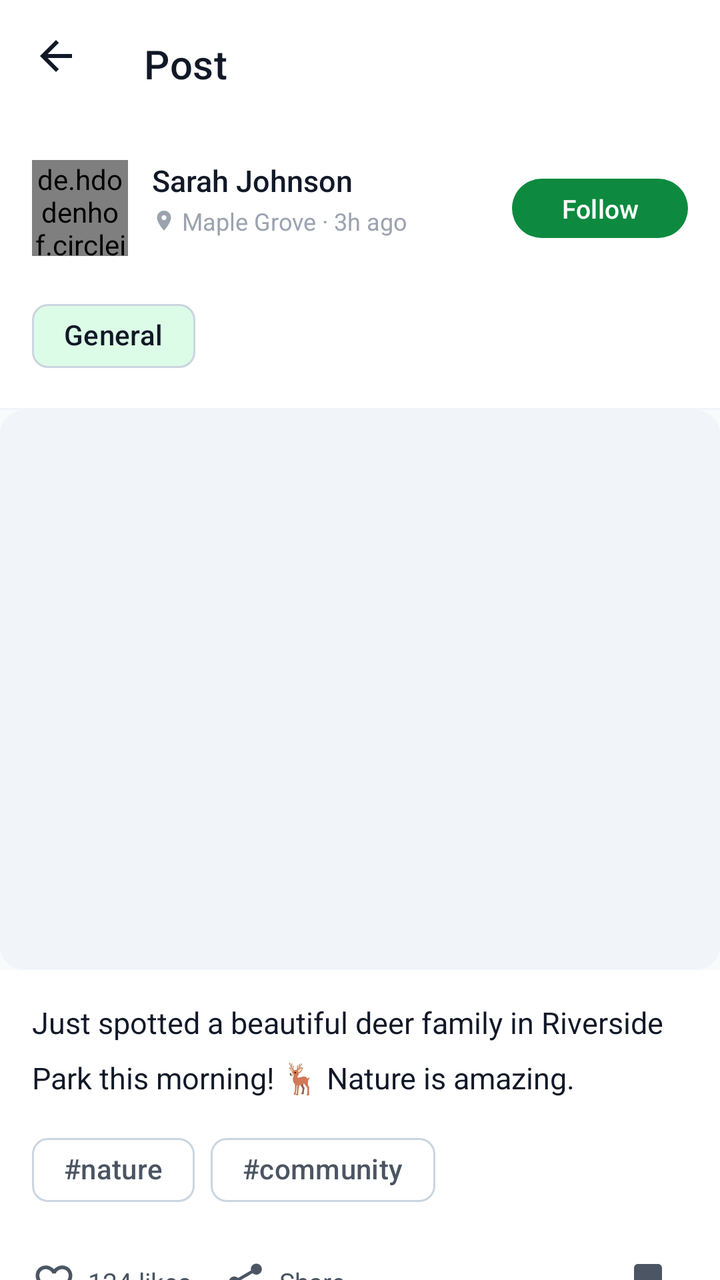
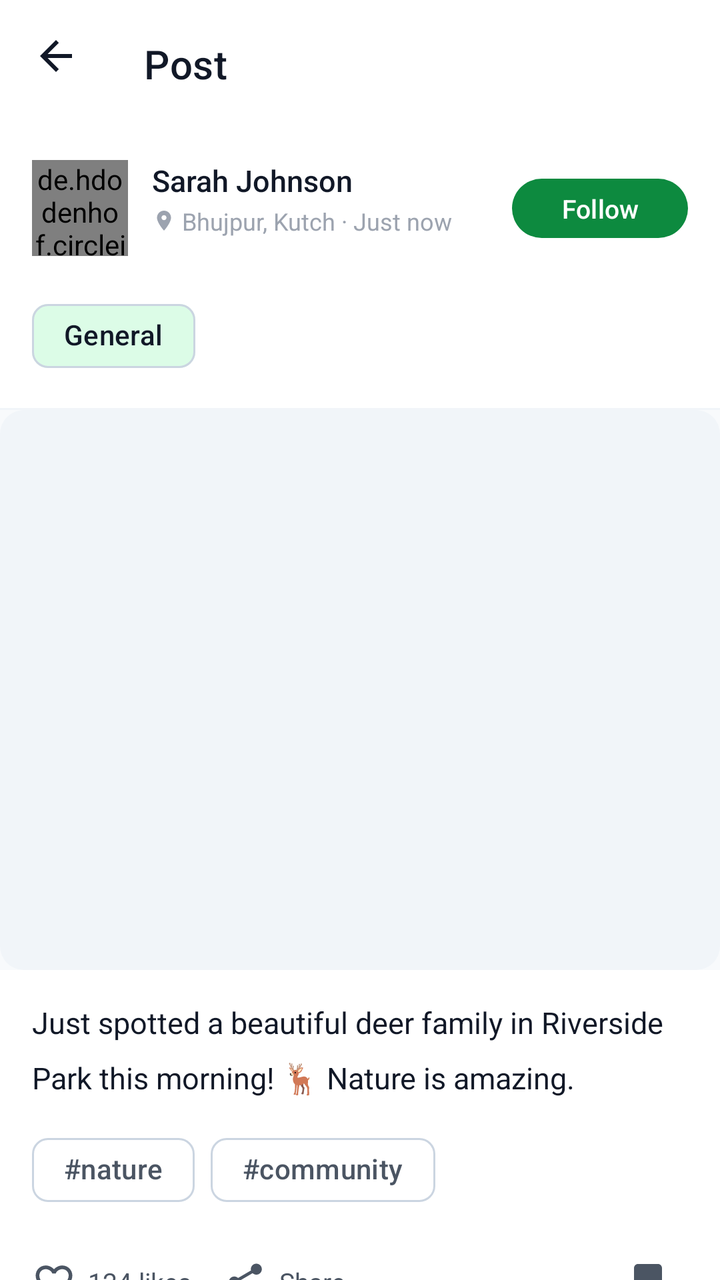

The first picture is an Android layout as it rendered before a commit; the second is the same layout after the commit. The layout source and the unified diff follow.
<!-- AndroidManifest.xml: application theme Theme.AroundUS -->
<!-- res/layout/fragment_post_detail.xml -->
<?xml version="1.0" encoding="utf-8"?>
<androidx.core.widget.NestedScrollView xmlns:android="http://schemas.android.com/apk/res/android"
    xmlns:app="http://schemas.android.com/apk/res-auto"
    android:layout_width="match_parent"
    android:layout_height="match_parent"
    android:background="@color/background">

    <LinearLayout
        android:layout_width="match_parent"
        android:layout_height="wrap_content"
        android:orientation="vertical">

        
        <com.google.android.material.appbar.MaterialToolbar
            android:id="@+id/toolbar"
            style="@style/Widget.AroundUS.Toolbar"
            android:layout_width="match_parent"
            android:layout_height="?attr/actionBarSize"
            android:background="@color/surface"
            android:elevation="0dp"
            app:navigationIcon="@drawable/ic_arrow_back"
            app:navigationIconTint="@color/text_primary"
            app:title="Post" />

        
        <androidx.constraintlayout.widget.ConstraintLayout
            android:layout_width="match_parent"
            android:layout_height="wrap_content"
            android:background="@color/surface"
            android:padding="16dp">

            <de.hdodenhof.circleimageview.CircleImageView
                android:id="@+id/ivAvatar"
                android:layout_width="48dp"
                android:layout_height="48dp"
                android:src="@drawable/shape_avatar_placeholder"
                app:civ_border_color="@color/primary_container"
                app:civ_border_width="2dp"
                app:layout_constraintStart_toStartOf="parent"
                app:layout_constraintTop_toTopOf="parent" />

            <TextView
                android:id="@+id/tvUserName"
                android:layout_width="0dp"
                android:layout_height="wrap_content"
                android:layout_marginStart="12dp"
                android:fontFamily="sans-serif-medium"
                android:text="Sarah Johnson"
                android:textColor="@color/text_primary"
                android:textSize="15sp"
                app:layout_constraintEnd_toStartOf="@id/btnFollow"
                app:layout_constraintStart_toEndOf="@id/ivAvatar"
                app:layout_constraintTop_toTopOf="parent" />

            <LinearLayout
                android:layout_width="0dp"
                android:layout_height="wrap_content"
                android:layout_marginStart="12dp"
                android:layout_marginTop="2dp"
                android:gravity="center_vertical"
                android:orientation="horizontal"
                app:layout_constraintEnd_toStartOf="@id/btnFollow"
                app:layout_constraintStart_toEndOf="@id/ivAvatar"
                app:layout_constraintTop_toBottomOf="@id/tvUserName">

                <ImageView
                    android:layout_width="12dp"
                    android:layout_height="12dp"
                    android:src="@drawable/ic_location"
                    android:tint="@color/text_tertiary" />

                <TextView
                    android:layout_width="wrap_content"
                    android:layout_height="wrap_content"
                    android:layout_marginStart="3dp"
                    android:text="Maple Grove · 3h ago"
                    android:textColor="@color/text_tertiary"
                    android:textSize="12sp" />

            </LinearLayout>

            <com.google.android.material.button.MaterialButton
                android:id="@+id/btnFollow"
                style="@style/Widget.AroundUS.Button.Small"
                android:layout_width="wrap_content"
                android:layout_height="wrap_content"
                android:text="Follow"
                app:layout_constraintBottom_toBottomOf="parent"
                app:layout_constraintEnd_toEndOf="parent"
                app:layout_constraintTop_toTopOf="parent" />

        </androidx.constraintlayout.widget.ConstraintLayout>

        
        <LinearLayout
            android:layout_width="match_parent"
            android:layout_height="wrap_content"
            android:background="@color/surface"
            android:paddingStart="16dp"
            android:paddingBottom="12dp">

            <com.google.android.material.chip.Chip
                android:id="@+id/chipCategory"
                style="@style/Widget.Material3.Chip.Assist"
                android:layout_width="wrap_content"
                android:layout_height="wrap_content"
                android:text="General"
                app:chipBackgroundColor="@color/primary_container" />

        </LinearLayout>

        <View
            android:layout_width="match_parent"
            android:layout_height="1dp"
            android:background="@color/divider" />

        
        <ImageView
            android:id="@+id/ivPostImage"
            android:layout_width="match_parent"
            android:layout_height="280dp"
            android:background="@drawable/bg_image_placeholder"
            android:contentDescription="Post image"
            android:scaleType="centerCrop" />

        
        <LinearLayout
            android:layout_width="match_parent"
            android:layout_height="wrap_content"
            android:background="@color/surface"
            android:orientation="vertical"
            android:padding="16dp">

            <TextView
                android:id="@+id/tvPostText"
                android:layout_width="match_parent"
                android:layout_height="wrap_content"
                android:fontFamily="sans-serif"
                android:lineSpacingMultiplier="1.5"
                android:text="@string/dummy_post_1"
                android:textColor="@color/text_primary"
                android:textSize="15sp" />

            
            <com.google.android.material.chip.ChipGroup
                android:id="@+id/chipGroupTags"
                android:layout_width="match_parent"
                android:layout_height="wrap_content"
                android:layout_marginTop="12dp">

                <com.google.android.material.chip.Chip
                    style="@style/Widget.Material3.Chip.Suggestion"
                    android:layout_width="wrap_content"
                    android:layout_height="wrap_content"
                    android:text="#nature" />

                <com.google.android.material.chip.Chip
                    style="@style/Widget.Material3.Chip.Suggestion"
                    android:layout_width="wrap_content"
                    android:layout_height="wrap_content"
                    android:text="#community" />

            </com.google.android.material.chip.ChipGroup>

            
            <LinearLayout
                android:layout_width="match_parent"
                android:layout_height="wrap_content"
                android:layout_marginTop="12dp"
                android:gravity="center_vertical"
                android:orientation="horizontal">

                <LinearLayout
                    android:id="@+id/btnLike"
                    android:layout_width="wrap_content"
                    android:layout_height="40dp"
                    android:gravity="center"
                    android:orientation="horizontal"
                    android:paddingEnd="16dp">

                    <ImageView
                        android:id="@+id/ivLikeIcon"
                        android:layout_width="22dp"
                        android:layout_height="22dp"
                        android:src="@drawable/ic_favorite_border"
                        android:tint="@color/text_secondary" />

                    <TextView
                        android:id="@+id/tvLikesCount"
                        android:layout_width="wrap_content"
                        android:layout_height="wrap_content"
                        android:layout_marginStart="6dp"
                        android:text="124 likes"
                        android:textColor="@color/text_secondary"
                        android:textSize="13sp" />
                </LinearLayout>

                <LinearLayout
                    android:id="@+id/btnShare"
                    android:layout_width="wrap_content"
                    android:layout_height="40dp"
                    android:gravity="center"
                    android:orientation="horizontal"
                    android:paddingEnd="16dp">

                    <ImageView
                        android:layout_width="22dp"
                        android:layout_height="22dp"
                        android:src="@drawable/ic_share"
                        android:tint="@color/text_secondary" />

                    <TextView
                        android:layout_width="wrap_content"
                        android:layout_height="wrap_content"
                        android:layout_marginStart="6dp"
                        android:text="Share"
                        android:textColor="@color/text_secondary"
                        android:textSize="13sp" />
                </LinearLayout>

                <View
                    android:layout_width="0dp"
                    android:layout_height="1dp"
                    android:layout_weight="1" />

                <ImageButton
                    android:id="@+id/btnSave"
                    android:layout_width="40dp"
                    android:layout_height="40dp"
                    android:background="?attr/selectableItemBackgroundBorderless"
                    android:src="@drawable/ic_bookmark"
                    android:tint="@color/text_secondary" />

            </LinearLayout>

        </LinearLayout>

        <View
            android:layout_width="match_parent"
            android:layout_height="8dp"
            android:background="@color/surface_variant" />

        
        <LinearLayout
            android:layout_width="match_parent"
            android:layout_height="wrap_content"
            android:background="@color/surface"
            android:orientation="vertical"
            android:padding="16dp">

            <TextView
                android:layout_width="wrap_content"
                android:layout_height="wrap_content"
                android:fontFamily="sans-serif-medium"
                android:text="Comments (32)"
                android:textColor="@color/text_primary"
                android:textSize="16sp" />

        </LinearLayout>

        <androidx.recyclerview.widget.RecyclerView
            android:id="@+id/rvComments"
            android:layout_width="match_parent"
            android:layout_height="wrap_content"
            android:background="@color/surface"
            android:nestedScrollingEnabled="false"
            android:paddingStart="16dp"
            android:paddingEnd="16dp"
            android:paddingBottom="16dp" />

    </LinearLayout>

</androidx.core.widget.NestedScrollView>
<!-- resources referenced by this layout -->
<resources>
  <color name="background">#F8FAFC</color>
  <color name="divider">#F1F5F9</color>
  <color name="primary_container">#DCFCE7</color>
  <color name="surface">#FFFFFF</color>
  <color name="surface_variant">#F1F5F9</color>
  <color name="text_primary">#111827</color>
  <color name="text_secondary">#4B5563</color>
  <color name="text_tertiary">#9CA3AF</color>
  <!-- drawable bg_image_placeholder (drawable) -->
  <?xml version="1.0" encoding="utf-8"?>
  <shape xmlns:android="http://schemas.android.com/apk/res/android"
      android:shape="rectangle">
      <solid android:color="@color/surface_variant" />
      <corners android:radius="12dp" />
  </shape>
  <!-- drawable shape_avatar_placeholder (drawable) -->
  <?xml version="1.0" encoding="utf-8"?>
  <shape xmlns:android="http://schemas.android.com/apk/res/android"
      android:shape="oval">
      <solid android:color="@color/surface_variant" />
  </shape>
  <string name="dummy_post_1">Just spotted a beautiful deer family in Riverside Park this morning! 🦌 Nature is amazing.</string>
  <color name="primary">#0D8A3F</color>
  <color name="primary_dark">#065F46</color>
  <color name="on_primary">#FFFFFF</color>
  <color name="on_primary_container">#065F46</color>
  <color name="secondary">#14B8A6</color>
  <color name="secondary_container">#CCFBF1</color>
  <color name="on_secondary">#FFFFFF</color>
  <color name="accent">#F59E0B</color>
  <color name="accent_container">#FEF3C7</color>
  <color name="on_accent">#FFFFFF</color>
  <color name="on_surface">#111827</color>
  <color name="on_surface_variant">#4B5563</color>
  <color name="on_background">#111827</color>
  <color name="error">#EF4444</color>
  <color name="error_container">#FEE2E2</color>
  <color name="on_error">#FFFFFF</color>
  <color name="outline">#CBD5E1</color>
  <style name="ShapeAppearance.AroundUS.SmallComponent" parent="ShapeAppearance.Material3.SmallComponent">
          <item name="cornerFamily">rounded</item>
          <item name="cornerSize">8dp</item>
      </style>
  <style name="ShapeAppearance.AroundUS.MediumComponent" parent="ShapeAppearance.Material3.MediumComponent">
          <item name="cornerFamily">rounded</item>
          <item name="cornerSize">12dp</item>
      </style>
  <style name="ShapeAppearance.AroundUS.LargeComponent" parent="ShapeAppearance.Material3.LargeComponent">
          <item name="cornerFamily">rounded</item>
          <item name="cornerSize">16dp</item>
      </style>
  <!-- unchanged entries left out for length: 8 -->
</resources>

<!-- the commit's change to res/layout/fragment_post_detail.xml (unified diff, before → after) -->
@@ -70,10 +70,11 @@
                     android:tint="@color/text_tertiary" />
 
                 <TextView
+                    android:id="@+id/tvLocationTime"
                     android:layout_width="wrap_content"
                     android:layout_height="wrap_content"
                     android:layout_marginStart="3dp"
-                    android:text="Maple Grove · 3h ago"
+                    android:text="Bhujpur, Kutch · Just now"
                     android:textColor="@color/text_tertiary"
                     android:textSize="12sp" />
 
@@ -249,10 +250,11 @@
             android:padding="16dp">
 
             <TextView
+                android:id="@+id/tvCommentsTitle"
                 android:layout_width="wrap_content"
                 android:layout_height="wrap_content"
                 android:fontFamily="sans-serif-medium"
-                android:text="Comments (32)"
+                android:text="Comments (0)"
                 android:textColor="@color/text_primary"
                 android:textSize="16sp" />
 
@@ -266,7 +268,56 @@
             android:nestedScrollingEnabled="false"
             android:paddingStart="16dp"
             android:paddingEnd="16dp"
-            android:paddingBottom="16dp" />
+            android:paddingBottom="8dp" />
+
+        
+        <LinearLayout
+            android:layout_width="match_parent"
+            android:layout_height="wrap_content"
+            android:background="@color/surface"
+            android:gravity="center_vertical"
+            android:orientation="horizontal"
+            android:paddingStart="16dp"
+            android:paddingTop="8dp"
+            android:paddingEnd="16dp"
+            android:paddingBottom="24dp">
+
+            <de.hdodenhof.circleimageview.CircleImageView
+                android:id="@+id/ivCommentUserAvatar"
+                android:layout_width="36dp"
+                android:layout_height="36dp"
+                android:src="@drawable/shape_avatar_placeholder" />
+
+            <com.google.android.material.textfield.TextInputLayout
+                style="@style/Widget.AroundUS.TextInputLayout"
+                android:layout_width="0dp"
+                android:layout_height="wrap_content"
+                android:layout_marginStart="8dp"
+                android:layout_weight="1"
+                android:hint="Add a comment..."
+                app:boxCornerRadiusBottomEnd="24dp"
+                app:boxCornerRadiusBottomStart="24dp"
+                app:boxCornerRadiusTopEnd="24dp"
+                app:boxCornerRadiusTopStart="24dp">
+
+                <com.google.android.material.textfield.TextInputEditText
+                    android:id="@+id/etCommentInput"
+                    android:layout_width="match_parent"
+                    android:layout_height="wrap_content"
+                    android:inputType="textCapSentences"
+                    android:textSize="13.5sp" />
+            </com.google.android.material.textfield.TextInputLayout>
+
+            <ImageButton
+                android:id="@+id/btnSubmitComment"
+                android:layout_width="40dp"
+                android:layout_height="40dp"
+                android:layout_marginStart="8dp"
+                android:background="@drawable/bg_primary_button"
+                android:padding="10dp"
+                android:src="@drawable/ic_send"
+                app:tint="@color/on_primary" />
+        </LinearLayout>
 
     </LinearLayout>
 
<!-- resource entries referenced after the edit -->
@@ -15,6 +15,33 @@
       <solid android:color="@color/surface_variant" />
       <corners android:radius="12dp" />
   </shape>
+  <!-- drawable bg_primary_button (drawable) -->
+  <?xml version="1.0" encoding="utf-8"?>
+  <ripple xmlns:android="http://schemas.android.com/apk/res/android"
+      android:color="#33FFFFFF">
+      <item>
+          <shape android:shape="rectangle">
+              <gradient
+                  android:angle="135"
+                  android:startColor="#2563EB"
+                  android:endColor="#1D4ED8"
+                  android:type="linear" />
+              <corners android:radius="26dp" />
+          </shape>
+      </item>
+  </ripple>
+  <!-- drawable ic_send (drawable) -->
+  <?xml version="1.0" encoding="utf-8"?>
+  <vector xmlns:android="http://schemas.android.com/apk/res/android"
+      android:width="24dp"
+      android:height="24dp"
+      android:viewportWidth="24"
+      android:viewportHeight="24"
+      android:tint="?attr/colorControlNormal">
+      <path
+          android:fillColor="@android:color/white"
+          android:pathData="M2.01,21L23,12 2.01,3 2,10l15,2 -15,2z" />
+  </vector>
   <!-- drawable shape_avatar_placeholder (drawable) -->
   <?xml version="1.0" encoding="utf-8"?>
   <shape xmlns:android="http://schemas.android.com/apk/res/android"
@@ -22,6 +49,15 @@
       <solid android:color="@color/surface_variant" />
   </shape>
   <string name="dummy_post_1">Just spotted a beautiful deer family in Riverside Park this morning! 🦌 Nature is amazing.</string>
+  <style name="Widget.AroundUS.TextInputLayout" parent="Widget.Material3.TextInputLayout.OutlinedBox">
+          <item name="boxCornerRadiusTopStart">12dp</item>
+          <item name="boxCornerRadiusTopEnd">12dp</item>
+          <item name="boxCornerRadiusBottomStart">12dp</item>
+          <item name="boxCornerRadiusBottomEnd">12dp</item>
+          <item name="boxStrokeColor">@color/input_stroke</item>
+          <item name="hintTextColor">@color/text_tertiary</item>
+      </style>
+  <color name="input_stroke">#E2E8F0</color>
   <color name="primary">#0D8A3F</color>
   <color name="primary_dark">#065F46</color>
   <color name="on_primary">#FFFFFF</color>
